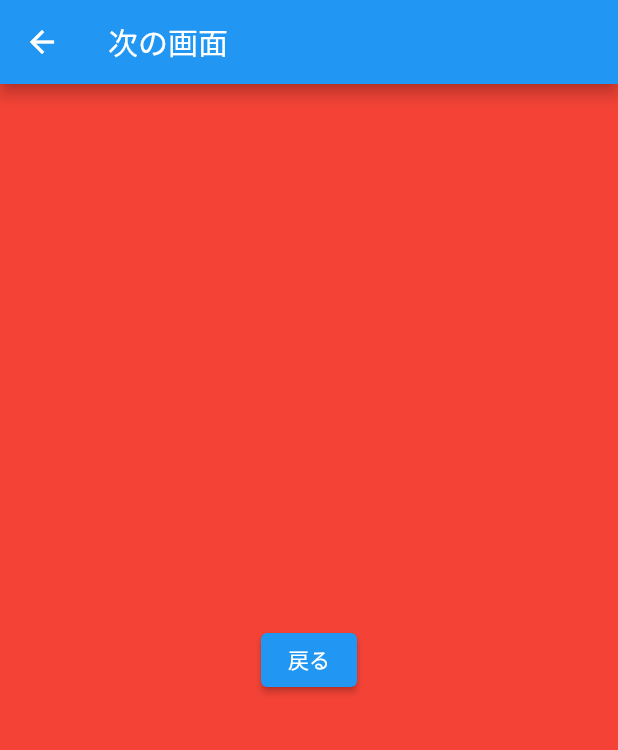
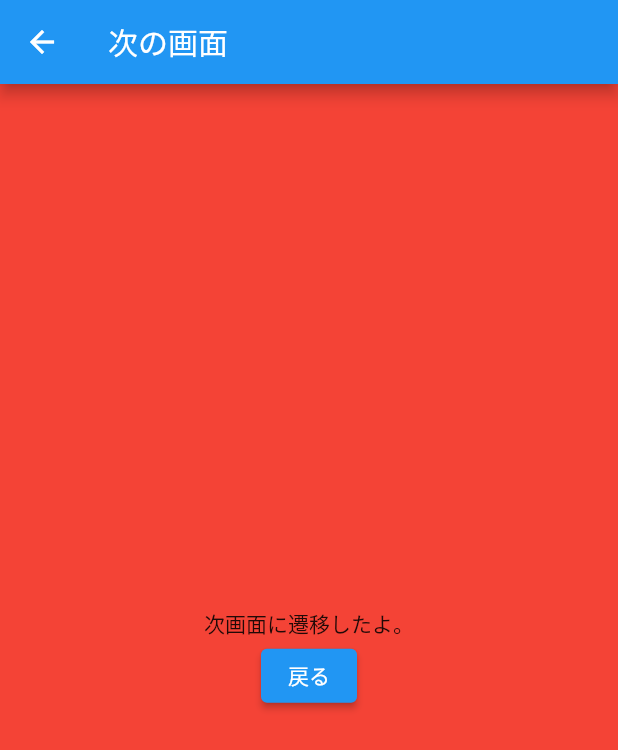
Before and after one commit to Ka-zu-ma/FlutterSample, a Flutter app: the screen it shows after launch, after a tap on "次へ", on a phone screen of 412 x 824 dp. Shown: the top 750 px of the screen. Run offline on Flutter 3.47's test engine with Material 2 defaults, Android fonts, the phone set to English and light mode, and no system bars.

Commit message:
画面遷移時の値渡す処理、前の画面に値渡す処理

```diff
--- a/flutter_sample/lib/main.dart
+++ b/flutter_sample/lib/main.dart
@@ -38,6 +38,8 @@ class _MyHomePageState extends State<MyHomePage> {
     });
   }
 
+  String text = '次へ';
+
   @override
   Widget build(BuildContext context) {
     // This method is rerun every time setState is called, for instance as done
@@ -54,17 +56,20 @@ class _MyHomePageState extends State<MyHomePage> {
       ),
       body: Center(
         child: ElevatedButton(
-          onPressed: () {
+          child: Text(
+              text
+          ),
+          onPressed: () async {
             // ここに押したら反応する
             // 画面遷移のコード
-            Navigator.push(
+            final result = await Navigator.push(
               context,
-              MaterialPageRoute(builder: (context) => NextPage(),),
+              MaterialPageRoute(builder: (context) => NextPage('次画面に遷移したよ。'),),
             );
+            text = result;
+            print(result);
           },
-          child: Text(
-            "次へ",
-          ),
+
         )
       ),
       floatingActionButton: FloatingActionButton(
--- a/flutter_sample/lib/next_page.dart
+++ b/flutter_sample/lib/next_page.dart
@@ -3,6 +3,9 @@ import 'package:flutter/cupertino.dart';
 import 'package:flutter/material.dart';
 
 class NextPage extends StatelessWidget {
+  NextPage(this.name);
+  final String name;
+
   @override
   Widget build(BuildContext context) {
     return Scaffold(
@@ -12,16 +15,22 @@ class NextPage extends StatelessWidget {
       body: Container(
         height: double.infinity,
         color: Colors.red,
-        child: Center(
+        child: Column(
+          mainAxisAlignment: MainAxisAlignment.center,
+          children: [
+            Text(name),
+            Center(
                 child: ElevatedButton(
                   onPressed: () {
-                Navigator.pop(context);
+                    Navigator.pop(context, '前画面に戻ってきたよ');
                   },
                   child: Text(
                     "戻る",
                   ),
                 )
             ),
+          ],
+        ),
       ),
     );
   }
```
Lines whose indentation alone changed are shown as unchanged.
